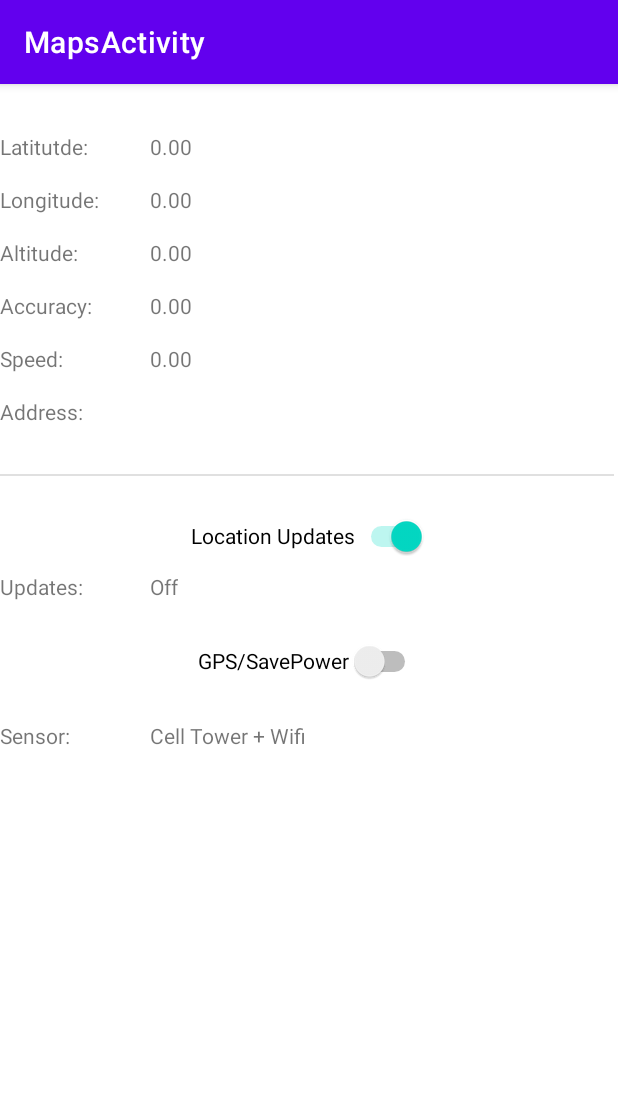
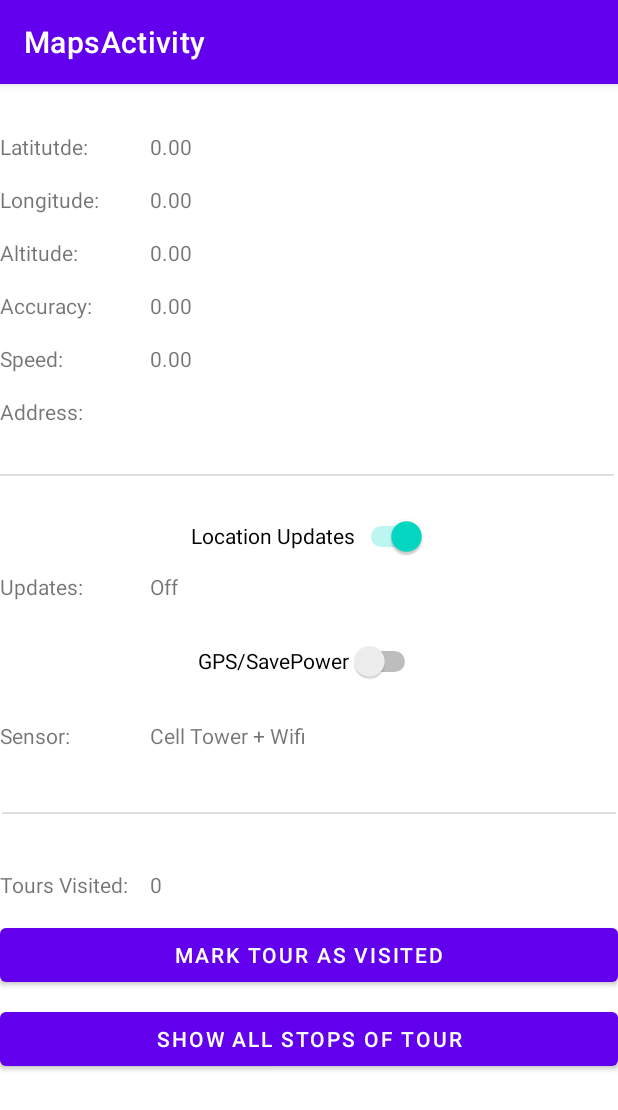
Before and after one commit to BShaffer670/TouringApp, an Android app: the screen it shows after launch (MapsActivity), on a phone screen of 412 x 824 dp. Shown: the top 1110 px of the screen. Run offline under Robolectric (Android 15) with nearby library versions, the light colour scheme and no system bars.

Commit message:
Working GPS with no map stores number of tours visited but needs migrated to an online database since it restarts at zero when launching the app

```diff
--- a/app/src/main/AndroidManifest.xml
+++ b/app/src/main/AndroidManifest.xml
@@ -6,6 +6,7 @@
     <uses-permission android:name="android.permission.ACCESS_COARSE_LOCATION"/>
 
     <application
+        android:name=".MyApplication"
         android:allowBackup="true"
         android:dataExtractionRules="@xml/data_extraction_rules"
         android:fullBackupContent="@xml/backup_rules"
--- a/app/src/main/java/com/example/tourapp3/MapsActivity.java
+++ b/app/src/main/java/com/example/tourapp3/MapsActivity.java
@@ -10,6 +10,7 @@ import android.os.Build;
 import android.os.Bundle;
 import android.os.LocaleList;
 import android.view.View;
+import android.widget.Button;
 import android.widget.Switch;
 import android.widget.TextView;
 import android.widget.Toast;
@@ -42,11 +43,21 @@ public class MapsActivity extends AppCompatActivity {
 
     private GoogleMap mMap;
     private ActivityMapsBinding binding;
-    TextView tv_lat, tv_lon, tv_altitude, tv_accuracy, tv_speed, tv_sensor, tv_updates, tv_address;
+    TextView tv_lat, tv_lon, tv_altitude, tv_accuracy, tv_speed, tv_sensor, tv_updates, tv_address, tv_numMarkers;
     Switch sw_locationsupdates, sw_gps;
+    Button btn_CheckIn, btn_TourStops;
 
     //If true then gps services are active
     boolean usingGPS = false;
+
+    //current location
+    Location currentLocation;
+
+    // List that contains stops for the tour
+    List<Location> stopsInTour;
+    // 2-D List of all stops in all tours (may not need 2D list, List<Strings> may suffice) [List should be migrated to database to reduce storage usage
+    List<List<Location>> allTours;
+
 
     //config file for all FusedLocationProviderClient settings
     LocationRequest locationRequest;
@@ -72,6 +83,10 @@ public class MapsActivity extends AppCompatActivity {
         tv_sensor = findViewById(R.id.tv_sensor);
         tv_updates = findViewById(R.id.tv_updates);
         tv_address = findViewById(R.id.tv_address);
+        tv_numMarkers = findViewById(R.id.tv_numMarkers);
+
+        btn_CheckIn = findViewById(R.id.btn_CheckIn);
+        btn_TourStops = findViewById(R.id.btn_TourStops);
 
         sw_gps = findViewById(R.id.sw_gps);
         sw_locationsupdates = findViewById(R.id.sw_locationsupdates);
@@ -91,9 +106,27 @@ public class MapsActivity extends AppCompatActivity {
                 super.onLocationResult(locationResult);
 
                 //Save GPS location
-                updateUIValues(locationResult.getLastLocation());
+                if(locationResult.getLastLocation() != null) {
+                    updateUIValues(locationResult.getLastLocation());
+                }
+                else{
+                    updateGPS();
+                }
             }
         };
+
+        btn_CheckIn.setOnClickListener(new View.OnClickListener() {
+            @Override
+            public void onClick(View view) {
+                // gets GPS location (probably needs to be in a different class)
+
+                // adds a marker to the global list( Needs to be changed to change color of tour marker
+                MyApplication myApplication = (MyApplication)getApplicationContext();
+                stopsInTour = myApplication.getMyLocations();
+                stopsInTour.add(currentLocation);
+                updateGPS();
+            }
+        });
 
         sw_gps.setOnClickListener(new View.OnClickListener() {
 
@@ -183,6 +216,7 @@ public class MapsActivity extends AppCompatActivity {
                 public void onSuccess(Location location) {
                     // Put location values into the UI components
                     updateUIValues(location);
+                    currentLocation = location;
                 }
             });
         }
@@ -223,6 +257,13 @@ public class MapsActivity extends AppCompatActivity {
         catch(Exception exception){
             tv_address.setText("Unable to get street address");
         }
+
+        MyApplication myApplication = (MyApplication)getApplicationContext();
+        stopsInTour = myApplication.getMyLocations();
+        //Show number of saved waypoints (will be changed to show number of visited tours)
+
+        tv_numMarkers.setText(Integer.toString(stopsInTour.size()));
+
     }
 
     /**
--- /dev/null
+++ b/app/src/main/java/com/example/tourapp3/MyApplication.java
@@ -0,0 +1,31 @@
+package com.example.tourapp3;
+
+import android.app.Application;
+import android.location.Location;
+
+import java.util.ArrayList;
+import java.util.List;
+
+public class MyApplication extends Application {
+    public List<Location> getMyLocations() {
+        return myLocations;
+    }
+
+    public void setMyLocations(List<Location> myLocations) {
+        this.myLocations = myLocations;
+    }
+
+    private static MyApplication singleton;
+
+    public MyApplication getInstance() {
+        return singleton;
+    }
+
+    private List<Location> myLocations;
+
+    public void onCreate(){
+        super.onCreate();
+        singleton = this;
+        myLocations = new ArrayList<>();
+    }
+}
--- a/app/src/main/res/layout/activity_maps.xml
+++ b/app/src/main/res/layout/activity_maps.xml
@@ -100,10 +100,10 @@
         android:id="@+id/tv_labelsensor"
         android:layout_width="100dp"
         android:layout_height="wrap_content"
-        android:layout_marginTop="16dp"
+        android:layout_marginTop="80dp"
         android:text="Sensor:"
         app:layout_constraintStart_toStartOf="parent"
-        app:layout_constraintTop_toBottomOf="@+id/sw_gps" />
+        app:layout_constraintTop_toBottomOf="@+id/tv_labelupdates" />
 
     <TextView
         android:id="@+id/tv_sensor"
@@ -180,4 +180,52 @@
         app:layout_constraintStart_toStartOf="parent"
         app:layout_constraintTop_toBottomOf="@+id/tv_address" />
 
+    <TextView
+        android:id="@+id/labelMarkers"
+        android:layout_width="100dp"
+        android:layout_height="wrap_content"
+        android:layout_marginTop="80dp"
+        android:text="Tours Visited:"
+        app:layout_constraintStart_toStartOf="parent"
+        app:layout_constraintTop_toBottomOf="@+id/tv_labelsensor" />
+
+    <TextView
+        android:id="@+id/tv_numMarkers"
+        android:layout_width="wrap_content"
+        android:layout_height="wrap_content"
+        android:layout_marginTop="80dp"
+        android:text="0"
+        app:layout_constraintStart_toEndOf="@+id/labelMarkers"
+        app:layout_constraintTop_toBottomOf="@+id/tv_sensor" />
+
+    <Button
+        android:id="@+id/btn_CheckIn"
+        android:layout_width="0dp"
+        android:layout_height="wrap_content"
+        android:layout_marginTop="13dp"
+        android:text="Mark tour as visited"
+        app:layout_constraintEnd_toEndOf="parent"
+        app:layout_constraintStart_toStartOf="parent"
+        app:layout_constraintTop_toBottomOf="@+id/labelMarkers" />
+
+    <View
+        android:id="@+id/divider2"
+        android:layout_width="409dp"
+        android:layout_height="1dp"
+        android:layout_marginTop="41dp"
+        android:background="?android:attr/listDivider"
+        app:layout_constraintEnd_toEndOf="parent"
+        app:layout_constraintStart_toStartOf="parent"
+        app:layout_constraintTop_toBottomOf="@+id/tv_sensor" />
+
+    <Button
+        android:id="@+id/btn_TourStops"
+        android:layout_width="0dp"
+        android:layout_height="wrap_content"
+        android:layout_marginTop="8dp"
+        android:text="Show all stops of tour"
+        app:layout_constraintEnd_toEndOf="parent"
+        app:layout_constraintStart_toStartOf="parent"
+        app:layout_constraintTop_toBottomOf="@+id/btn_CheckIn" />
+
 </androidx.constraintlayout.widget.ConstraintLayout>
```
